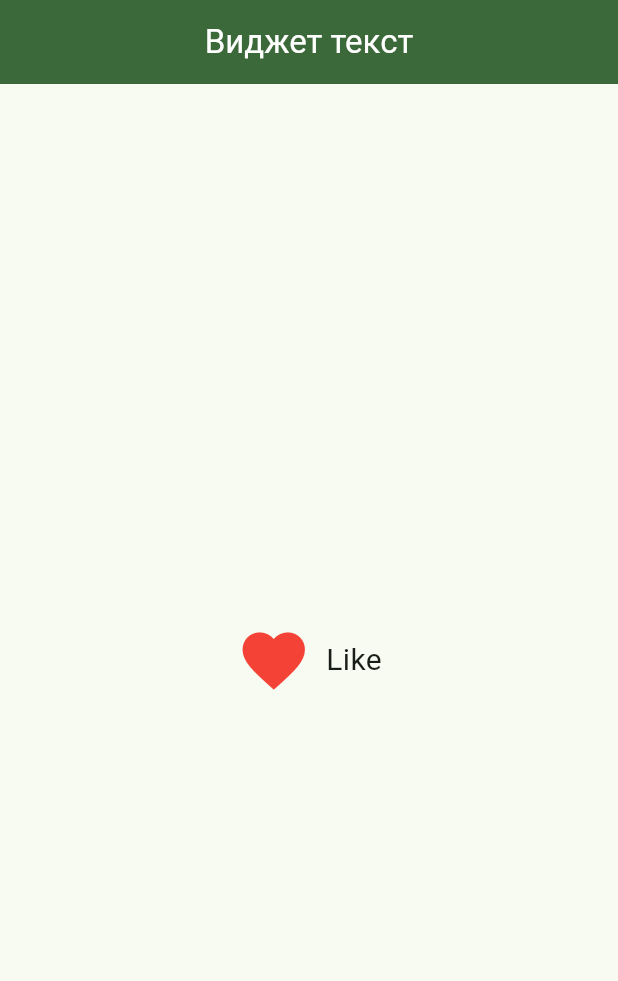
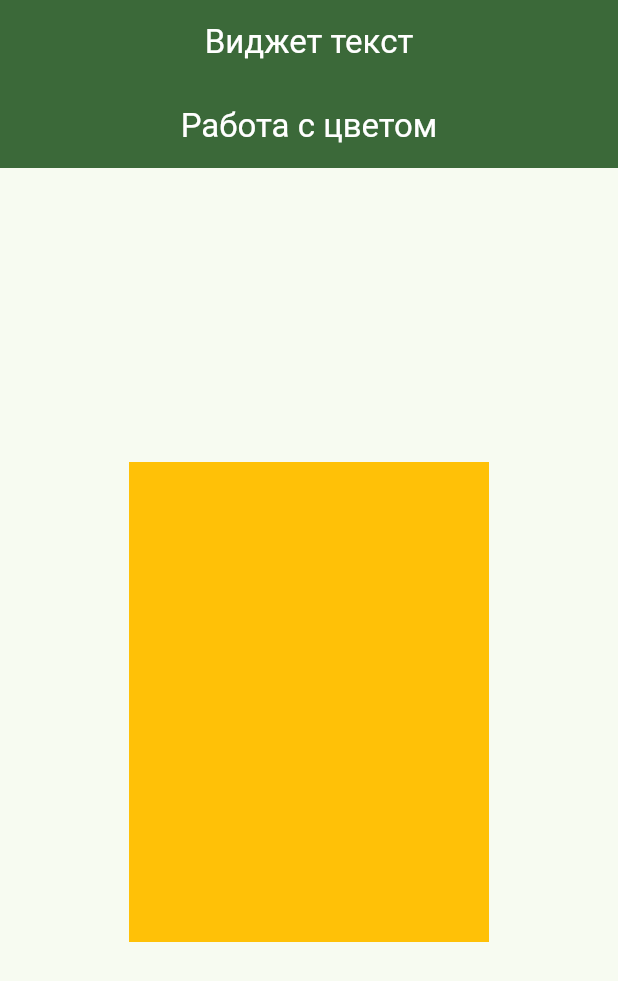
Before and after one commit to artemskorkin/course1, a Flutter app: the screen it shows after launch, on a phone screen of 412 x 824 dp. Shown: the top 981 px of the screen. Run offline on Flutter 3.47's test engine with Material 3 defaults, Android fonts, the phone set to English and light mode, and no system bars.

Commit message:
Изучаем работы с цветом

```diff
--- a/lib/main.dart
+++ b/lib/main.dart
@@ -2,6 +2,7 @@ import 'package:flutter_application_1/pizza/home_widget.dart';
 import 'package:flutter_application_1/widgets/text_widget.dart';
 import 'package:flutter_application_1/widgets/rich_text_widget.dart';
 import 'package:flutter_application_1/widgets/image_widget.dart';
+import 'package:flutter_application_1/widgets/colors_widget.dart';
 import 'package:flutter/material.dart';
 import 'app_theme.dart';
 
@@ -22,7 +23,7 @@ class MyApp extends StatelessWidget {
           centerTitle: true,
           title: const Text("Виджет текст"),
         ),
-        body: IconExample(),
+        body: ColorsExample(),
       )
     );
   }
--- /dev/null
+++ b/lib/widgets/colors_widget.dart
@@ -0,0 +1,47 @@
+import 'package:flutter/material.dart';
+
+class ColorsExample extends StatelessWidget {
+  final double width, height;
+  const ColorsExample({super.key, this.width = 240, this.height = 320});
+
+  @override
+  Widget build(BuildContext context) {
+    Color color1 = const Color(0xFFFFC107);
+    Color color2 = const Color.fromARGB(0xFF, 0xFF, 0xC1, 0x07);
+    Color color3 = const Color.fromARGB(255, 255, 193, 7);
+    Color color4 = const Color.fromRGBO(255, 193, 7, 1.0);
+
+    Color color5 = Colors.amber.withAlpha(128);
+    return Scaffold(
+      appBar: AppBar(title: const Text("Работа с цветом")),
+      body: Center(
+        child: Container(
+          width: width,
+          height: height,
+          decoration: BoxDecoration(color: color1),
+        ),
+      ),
+    );
+  }
+}
+
+class ColorsExample2 extends StatelessWidget {
+  const ColorsExample2({super.key});
+
+  @override
+  Widget build(BuildContext context) {
+    return Column(
+      // Создать список из 10 элементов
+      children: List.generate(10, (index) {
+        return Expanded(
+          child: Container(
+            alignment: Alignment.center,
+            width: double.infinity,
+            color: Colors.amber[index * 100],
+            child: Text("amber[${index * 100}]"),
+          ),
+        );
+      }),
+    );
+  }
+}
```
